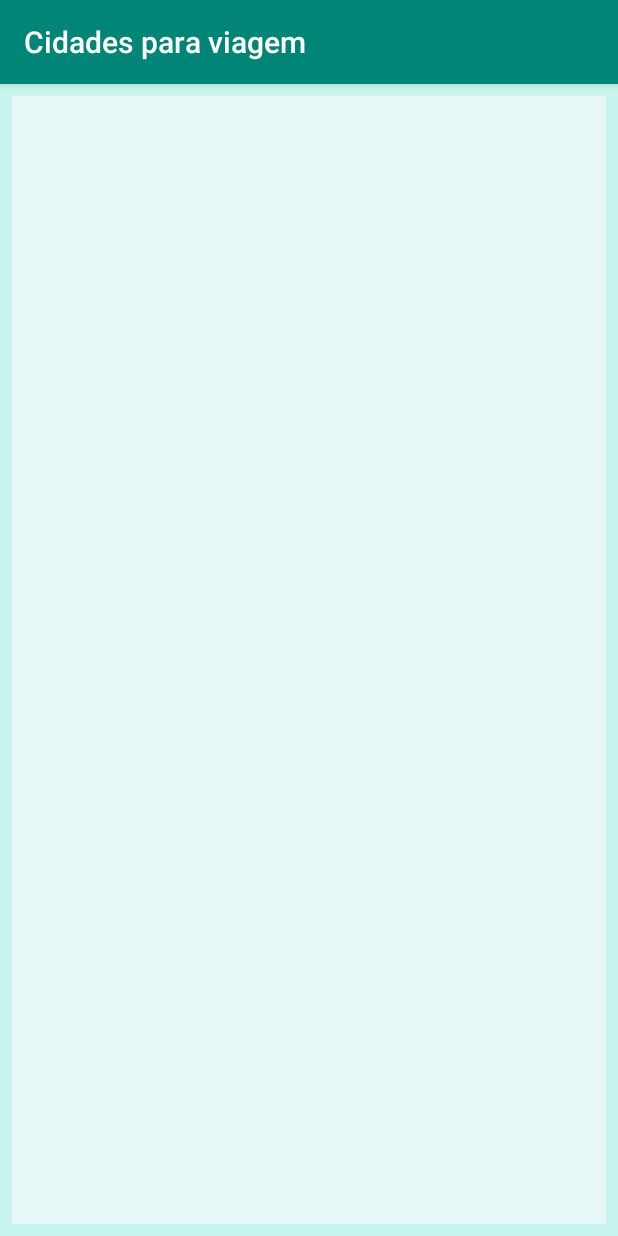
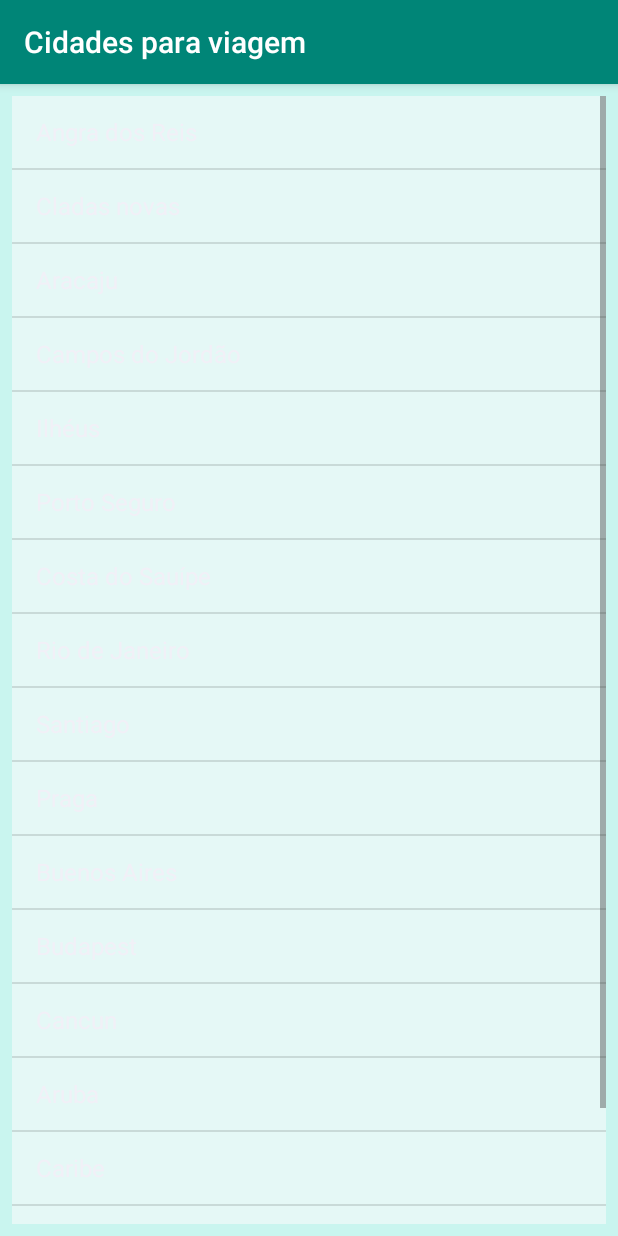
Before and after one commit to franciscojsc/lista-cidades-viagem-android, an Android app: the first screen one second after launch (MainActivity), on a phone screen of 412 x 824 dp. Run offline under Robolectric (Android 15) with nearby library versions, the phone set to English and light mode, and no system bars.

Commit message:
Adicionando cidades para exibir na lista

```diff
--- a/app/src/main/java/br/com/franciscochaves/cidadesparaviagem/MainActivity.java
+++ b/app/src/main/java/br/com/franciscochaves/cidadesparaviagem/MainActivity.java
@@ -2,12 +2,46 @@ package br.com.franciscochaves.cidadesparaviagem;
 
 import android.support.v7.app.AppCompatActivity;
 import android.os.Bundle;
+import android.widget.ArrayAdapter;
+import android.widget.ListView;
 
 public class MainActivity extends AppCompatActivity {
+
+    private ListView mListaItens;
+    private String[] itens = {
+            "Angra dos Reis",
+            "Cladas novas",
+            "Aracaju",
+            "Campos do Jordão",
+            "Ilhéus",
+            "Porto Seguro",
+            "Costa do Sauípe",
+            "Rio de Janeiro",
+            "Santiago",
+            "Praga",
+            "Buenos Aires",
+            "Budapest",
+            "Cancun",
+            "Aruba",
+            "Caribe",
+            "Tiradentes",
+            "Zurique"
+    };
 
     @Override
     protected void onCreate(Bundle savedInstanceState) {
         super.onCreate(savedInstanceState);
         setContentView(R.layout.activity_main);
+
+        mListaItens = findViewById(R.id.list_cidades);
+
+        ArrayAdapter<String> adaptador = new ArrayAdapter<String>(
+                getApplicationContext(),
+                android.R.layout.simple_list_item_1,
+                android.R.id.text1,
+                itens);
+
+        mListaItens.setAdapter(adaptador);
+
     }
 }
```
